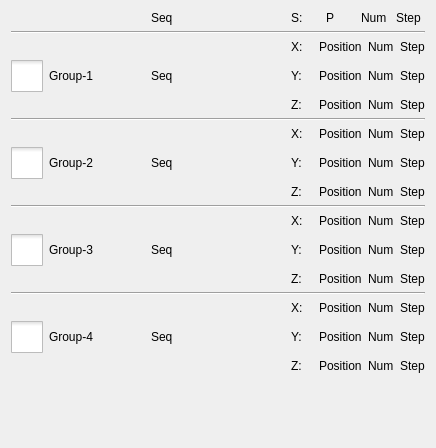
The window that hcinstruction/icstackeditor.ui (GaussCheng/2-5AxisPunch) describes before a commit, drawn with Qt 5.
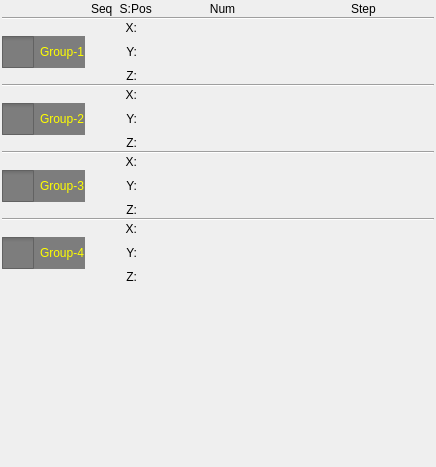
The same window after the commit. Icons and pictures are not drawn.

The edit to the form file:
```diff
--- a/hcinstruction/icstackeditor.ui
+++ b/hcinstruction/icstackeditor.ui
@@ -7,13 +7,28 @@
     <x>0</x>
     <y>0</y>
     <width>436</width>
-    <height>448</height>
+    <height>467</height>
    </rect>
   </property>
   <property name="windowTitle">
    <string>Form</string>
   </property>
+  <property name="styleSheet">
+   <string notr="true">QCheckBox{
+color:yellow;
+	background-color: rgb(125, 125, 125);
+}</string>
+  </property>
   <layout class="QGridLayout" name="gridLayout">
+   <property name="horizontalSpacing">
+    <number>6</number>
+   </property>
+   <property name="verticalSpacing">
+    <number>1</number>
+   </property>
+   <property name="margin">
+    <number>2</number>
+   </property>
    <item row="0" column="1">
     <widget class="QLabel" name="label_14">
      <property name="text">
@@ -25,30 +40,66 @@
     <layout class="QHBoxLayout" name="horizontalLayout_13">
      <item>
       <widget class="QLabel" name="label_13">
+       <property name="maximumSize">
+        <size>
+         <width>24</width>
+         <height>16777215</height>
+        </size>
+       </property>
        <property name="text">
         <string>S:</string>
        </property>
+       <property name="alignment">
+        <set>Qt::AlignRight|Qt::AlignTrailing|Qt::AlignVCenter</set>
+       </property>
       </widget>
      </item>
      <item>
       <widget class="QLabel" name="label_17">
+       <property name="maximumSize">
+        <size>
+         <width>32</width>
+         <height>16777215</height>
+        </size>
+       </property>
        <property name="text">
-        <string>P</string>
+        <string>Pos</string>
+       </property>
+       <property name="alignment">
+        <set>Qt::AlignCenter</set>
        </property>
       </widget>
      </item>
      <item>
       <widget class="QLabel" name="label_16">
+       <property name="sizePolicy">
+        <sizepolicy hsizetype="Expanding" vsizetype="Preferred">
+         <horstretch>0</horstretch>
+         <verstretch>0</verstretch>
+        </sizepolicy>
+       </property>
        <property name="text">
         <string>Num</string>
        </property>
+       <property name="alignment">
+        <set>Qt::AlignCenter</set>
+       </property>
       </widget>
      </item>
      <item>
       <widget class="QLabel" name="label_15">
+       <property name="sizePolicy">
+        <sizepolicy hsizetype="Expanding" vsizetype="Preferred">
+         <horstretch>0</horstretch>
+         <verstretch>0</verstretch>
+        </sizepolicy>
+       </property>
        <property name="text">
         <string>Step</string>
        </property>
+       <property name="alignment">
+        <set>Qt::AlignCenter</set>
+       </property>
       </widget>
      </item>
     </layout>
@@ -57,29 +108,44 @@
     <layout class="QHBoxLayout" name="horizontalLayout">
      <item>
       <widget class="QLabel" name="label">
+       <property name="maximumSize">
+        <size>
+         <width>18</width>
+         <height>16777215</height>
+        </size>
+       </property>
        <property name="text">
         <string>X:</string>
        </property>
+       <property name="alignment">
+        <set>Qt::AlignRight|Qt::AlignTrailing|Qt::AlignVCenter</set>
+       </property>
       </widget>
      </item>
      <item>
       <widget class="QLabel" name="g1XPosition">
-       <property name="text">
-        <string>Position</string>
+       <property name="maximumSize">
+        <size>
+         <width>32</width>
+         <height>16777215</height>
+        </size>
+       </property>
+       <property name="alignment">
+        <set>Qt::AlignCenter</set>
        </property>
       </widget>
      </item>
      <item>
       <widget class="QLabel" name="g1XNum">
-       <property name="text">
-        <string>Num</string>
+       <property name="alignment">
+        <set>Qt::AlignCenter</set>
        </property>
       </widget>
      </item>
      <item>
       <widget class="QLabel" name="g1XStep">
-       <property name="text">
-        <string>Step</string>
+       <property name="alignment">
+        <set>Qt::AlignCenter</set>
        </property>
       </widget>
      </item>
@@ -130,39 +196,50 @@
     </widget>
    </item>
    <item row="3" column="1">
-    <widget class="QLabel" name="g1Seq">
-     <property name="text">
-      <string>Seq</string>
-     </property>
-    </widget>
+    <widget class="QLabel" name="g1Seq"/>
    </item>
    <item row="3" column="2">
     <layout class="QHBoxLayout" name="horizontalLayout_2">
      <item>
       <widget class="QLabel" name="label_2">
+       <property name="maximumSize">
+        <size>
+         <width>18</width>
+         <height>16777215</height>
+        </size>
+       </property>
        <property name="text">
         <string>Y:</string>
        </property>
+       <property name="alignment">
+        <set>Qt::AlignRight|Qt::AlignTrailing|Qt::AlignVCenter</set>
+       </property>
       </widget>
      </item>
      <item>
       <widget class="QLabel" name="g1YPosition">
-       <property name="text">
-        <string>Position</string>
+       <property name="maximumSize">
+        <size>
+         <width>32</width>
+         <height>16777215</height>
+        </size>
+       </property>
+       <property name="alignment">
+        <set>Qt::AlignCenter</set>
        </property>
       </widget>
      </item>
      <item>
       <widget class="QLabel" name="g1YNum">
-       <property name="text">
-        <string>Num</string>
+       <property name="alignment">
+        <set>Qt::AlignCenter</set>
        </property>
       </widget>
      </item>
      <item>
       <widget class="QLabel" name="g1YStep">
-       <property name="text">
-        <string>Step</string>
+       <property name="alignment">
+        <set>Qt::AlignCenter</set>
        </property>
       </widget>
      </item>
@@ -172,29 +249,44 @@
     <layout class="QHBoxLayout" name="horizontalLayout_3">
      <item>
       <widget class="QLabel" name="label_3">
+       <property name="maximumSize">
+        <size>
+         <width>18</width>
+         <height>16777215</height>
+        </size>
+       </property>
        <property name="text">
         <string>Z:</string>
        </property>
+       <property name="alignment">
+        <set>Qt::AlignRight|Qt::AlignTrailing|Qt::AlignVCenter</set>
+       </property>
       </widget>
      </item>
      <item>
       <widget class="QLabel" name="g1ZPosition">
-       <property name="text">
-        <string>Position</string>
+       <property name="maximumSize">
+        <size>
+         <width>32</width>
+         <height>16777215</height>
+        </size>
+       </property>
+       <property name="alignment">
+        <set>Qt::AlignCenter</set>
        </property>
       </widget>
      </item>
      <item>
       <widget class="QLabel" name="g1ZNum">
-       <property name="text">
-        <string>Num</string>
+       <property name="alignment">
+        <set>Qt::AlignCenter</set>
        </property>
       </widget>
      </item>
      <item>
       <widget class="QLabel" name="g1ZStep">
-       <property name="text">
-        <string>Step</string>
+       <property name="alignment">
+        <set>Qt::AlignCenter</set>
        </property>
       </widget>
      </item>
@@ -204,29 +296,44 @@
     <layout class="QHBoxLayout" name="horizontalLayout_4">
      <item>
       <widget class="QLabel" name="label_4">
+       <property name="maximumSize">
+        <size>
+         <width>18</width>
+         <height>16777215</height>
+        </size>
+       </property>
        <property name="text">
         <string>X:</string>
        </property>
+       <property name="alignment">
+        <set>Qt::AlignRight|Qt::AlignTrailing|Qt::AlignVCenter</set>
+       </property>
       </widget>
      </item>
      <item>
       <widget class="QLabel" name="g2XPosition">
-       <property name="text">
-        <string>Position</string>
+       <property name="maximumSize">
+        <size>
+         <width>32</width>
+         <height>16777215</height>
+        </size>
+       </property>
+       <property name="alignment">
+        <set>Qt::AlignCenter</set>
        </property>
       </widget>
      </item>
      <item>
       <widget class="QLabel" name="g2XNum">
-       <property name="text">
-        <string>Num</string>
+       <property name="alignment">
+        <set>Qt::AlignCenter</set>
        </property>
       </widget>
      </item>
      <item>
       <widget class="QLabel" name="g2XStep">
-       <property name="text">
-        <string>Step</string>
+       <property name="alignment">
+        <set>Qt::AlignCenter</set>
        </property>
       </widget>
      </item>
@@ -277,39 +384,50 @@
     </widget>
    </item>
    <item row="8" column="1">
-    <widget class="QLabel" name="g2Seq">
-     <property name="text">
-      <string>Seq</string>
-     </property>
-    </widget>
+    <widget class="QLabel" name="g2Seq"/>
    </item>
    <item row="8" column="2">
     <layout class="QHBoxLayout" name="horizontalLayout_5">
      <item>
       <widget class="QLabel" name="label_5">
+       <property name="maximumSize">
+        <size>
+         <width>18</width>
+         <height>16777215</height>
+        </size>
+       </property>
        <property name="text">
         <string>Y:</string>
        </property>
+       <property name="alignment">
+        <set>Qt::AlignRight|Qt::AlignTrailing|Qt::AlignVCenter</set>
+       </property>
       </widget>
      </item>
      <item>
       <widget class="QLabel" name="g2YPosition">
-       <property name="text">
-        <string>Position</string>
+       <property name="maximumSize">
+        <size>
+         <width>32</width>
+         <height>16777215</height>
+        </size>
+       </property>
+       <property name="alignment">
+        <set>Qt::AlignCenter</set>
        </property>
       </widget>
      </item>
      <item>
       <widget class="QLabel" name="g2YNum">
-       <property name="text">
-        <string>Num</string>
+       <property name="alignment">
+        <set>Qt::AlignCenter</set>
        </property>
       </widget>
      </item>
      <item>
       <widget class="QLabel" name="g2YStep">
-       <property name="text">
-        <string>Step</string>
+       <property name="alignment">
+        <set>Qt::AlignCenter</set>
        </property>
       </widget>
      </item>
@@ -319,29 +437,44 @@
     <layout class="QHBoxLayout" name="horizontalLayout_6">
      <item>
       <widget class="QLabel" name="label_6">
+       <property name="maximumSize">
+        <size>
+         <width>18</width>
+         <height>16777215</height>
+        </size>
+       </property>
        <property name="text">
         <string>Z:</string>
        </property>
+       <property name="alignment">
+        <set>Qt::AlignRight|Qt::AlignTrailing|Qt::AlignVCenter</set>
+       </property>
       </widget>
      </item>
      <item>
       <widget class="QLabel" name="g2ZPosition">
-       <property name="text">
-        <string>Position</string>
+       <property name="maximumSize">
+        <size>
+         <width>32</width>
+         <height>16777215</height>
+        </size>
+       </property>
+       <property name="alignment">
+        <set>Qt::AlignCenter</set>
        </property>
       </widget>
      </item>
      <item>
       <widget class="QLabel" name="g2ZNum">
-       <property name="text">
-        <string>Num</string>
+       <property name="alignment">
+        <set>Qt::AlignCenter</set>
        </property>
       </widget>
      </item>
      <item>
       <widget class="QLabel" name="g2ZStep">
-       <property name="text">
-        <string>Step</string>
+       <property name="alignment">
+        <set>Qt::AlignCenter</set>
        </property>
       </widget>
      </item>
@@ -351,29 +484,44 @@
     <layout class="QHBoxLayout" name="horizontalLayout_7">
      <item>
       <widget class="QLabel" name="label_7">
+       <property name="maximumSize">
+        <size>
+         <width>18</width>
+         <height>16777215</height>
+        </size>
+       </property>
        <property name="text">
         <string>X:</string>
        </property>
+       <property name="alignment">
+        <set>Qt::AlignRight|Qt::AlignTrailing|Qt::AlignVCenter</set>
+       </property>
       </widget>
      </item>
      <item>
       <widget class="QLabel" name="g3XPosition">
-       <property name="text">
-        <string>Position</string>
+       <property name="maximumSize">
+        <size>
+         <width>32</width>
+         <height>16777215</height>
+        </size>
+       </property>
+       <property name="alignment">
+        <set>Qt::AlignCenter</set>
        </property>
       </widget>
      </item>
      <item>
       <widget class="QLabel" name="g3XNum">
-       <property name="text">
-        <string>Num</string>
+       <property name="alignment">
+        <set>Qt::AlignCenter</set>
        </property>
       </widget>
      </item>
      <item>
       <widget class="QLabel" name="g3XStep">
-       <property name="text">
-        <string>Step</string>
+       <property name="alignment">
+        <set>Qt::AlignCenter</set>
        </property>
       </widget>
      </item>
@@ -424,39 +572,50 @@
     </widget>
    </item>
    <item row="13" column="1">
-    <widget class="QLabel" name="g3Seq">
-     <property name="text">
-      <string>Seq</string>
-     </property>
-    </widget>
+    <widget class="QLabel" name="g3Seq"/>
    </item>
    <item row="13" column="2">
     <layout class="QHBoxLayout" name="horizontalLayout_8">
      <item>
       <widget class="QLabel" name="label_8">
+       <property name="maximumSize">
+        <size>
+         <width>18</width>
+         <height>16777215</height>
+        </size>
+       </property>
        <property name="text">
         <string>Y:</string>
        </property>
+       <property name="alignment">
+        <set>Qt::AlignRight|Qt::AlignTrailing|Qt::AlignVCenter</set>
+       </property>
       </widget>
      </item>
      <item>
       <widget class="QLabel" name="g3YPosition">
-       <property name="text">
-        <string>Position</string>
+       <property name="maximumSize">
+        <size>
+         <width>32</width>
+         <height>16777215</height>
+        </size>
+       </property>
+       <property name="alignment">
+        <set>Qt::AlignCenter</set>
        </property>
       </widget>
      </item>
      <item>
       <widget class="QLabel" name="g3YNum">
-       <property name="text">
-        <string>Num</string>
+       <property name="alignment">
+        <set>Qt::AlignCenter</set>
        </property>
       </widget>
      </item>
      <item>
       <widget class="QLabel" name="g3YStep">
-       <property name="text">
-        <string>Step</string>
+       <property name="alignment">
+        <set>Qt::AlignCenter</set>
        </property>
       </widget>
      </item>
@@ -466,29 +625,44 @@
     <layout class="QHBoxLayout" name="horizontalLayout_9">
      <item>
       <widget class="QLabel" name="label_9">
+       <property name="maximumSize">
+        <size>
+         <width>18</width>
+         <height>16777215</height>
+        </size>
+       </property>
        <property name="text">
         <string>Z:</string>
        </property>
+       <property name="alignment">
+        <set>Qt::AlignRight|Qt::AlignTrailing|Qt::AlignVCenter</set>
+       </property>
       </widget>
      </item>
      <item>
       <widget class="QLabel" name="g3ZPosition">
-       <property name="text">
-        <string>Position</string>
+       <property name="maximumSize">
+        <size>
+         <width>32</width>
+         <height>16777215</height>
+        </size>
+       </property>
+       <property name="alignment">
+        <set>Qt::AlignCenter</set>
        </property>
       </widget>
      </item>
      <item>
       <widget class="QLabel" name="g3ZNum">
-       <property name="text">
-        <string>Num</string>
+       <property name="alignment">
+        <set>Qt::AlignCenter</set>
        </property>
       </widget>
      </item>
      <item>
       <widget class="QLabel" name="g3ZStep">
-       <property name="text">
-        <string>Step</string>
+       <property name="alignment">
+        <set>Qt::AlignCenter</set>
        </property>
       </widget>
      </item>
@@ -498,29 +672,44 @@
     <layout class="QHBoxLayout" name="horizontalLayout_10">
      <item>
       <widget class="QLabel" name="label_10">
+       <property name="maximumSize">
+        <size>
+         <width>18</width>
+         <height>16777215</height>
+        </size>
+       </property>
        <property name="text">
         <string>X:</string>
        </property>
+       <property name="alignment">
+        <set>Qt::AlignRight|Qt::AlignTrailing|Qt::AlignVCenter</set>
+       </property>
       </widget>
      </item>
      <item>
       <widget class="QLabel" name="g4XPosition">
-       <property name="text">
-        <string>Position</string>
+       <property name="maximumSize">
+        <size>
+         <width>32</width>
+         <height>16777215</height>
+        </size>
+       </property>
+       <property name="alignment">
+        <set>Qt::AlignCenter</set>
        </property>
       </widget>
      </item>
      <item>
       <widget class="QLabel" name="g4XNum">
-       <property name="text">
-        <string>Num</string>
+       <property name="alignment">
+        <set>Qt::AlignCenter</set>
        </property>
       </widget>
      </item>
      <item>
       <widget class="QLabel" name="g4XStep">
-       <property name="text">
-        <string>Step</string>
+       <property name="alignment">
+        <set>Qt::AlignCenter</set>
        </property>
       </widget>
      </item>
@@ -530,29 +719,44 @@
     <layout class="QHBoxLayout" name="horizontalLayout_11">
      <item>
       <widget class="QLabel" name="label_11">
+       <property name="maximumSize">
+        <size>
+         <width>18</width>
+         <height>16777215</height>
+        </size>
+       </property>
        <property name="text">
         <string>Y:</string>
        </property>
+       <property name="alignment">
+        <set>Qt::AlignRight|Qt::AlignTrailing|Qt::AlignVCenter</set>
+       </property>
       </widget>
      </item>
      <item>
       <widget class="QLabel" name="g4YPosition">
-       <property name="text">
-        <string>Position</string>
+       <property name="maximumSize">
+        <size>
+         <width>32</width>
+         <height>16777215</height>
+        </size>
+       </property>
+       <property name="alignment">
+        <set>Qt::AlignCenter</set>
        </property>
       </widget>
      </item>
      <item>
       <widget class="QLabel" name="g4YNum">
-       <property name="text">
-        <string>Num</string>
+       <property name="alignment">
+        <set>Qt::AlignCenter</set>
        </property>
       </widget>
      </item>
      <item>
       <widget class="QLabel" name="g4YStep">
-       <property name="text">
-        <string>Step</string>
+       <property name="alignment">
+        <set>Qt::AlignCenter</set>
        </property>
       </widget>
      </item>
@@ -562,40 +766,51 @@
     <layout class="QHBoxLayout" name="horizontalLayout_12">
      <item>
       <widget class="QLabel" name="label_12">
+       <property name="maximumSize">
+        <size>
+         <width>18</width>
+         <height>16777215</height>
+        </size>
+       </property>
        <property name="text">
         <string>Z:</string>
        </property>
+       <property name="alignment">
+        <set>Qt::AlignRight|Qt::AlignTrailing|Qt::AlignVCenter</set>
+       </property>
       </widget>
      </item>
      <item>
       <widget class="QLabel" name="g4ZPosition">
-       <property name="text">
-        <string>Position</string>
+       <property name="maximumSize">
+        <size>
+         <width>32</width>
+         <height>16777215</height>
+        </size>
+       </property>
+       <property name="alignment">
+        <set>Qt::AlignCenter</set>
        </property>
       </widget>
      </item>
      <item>
       <widget class="QLabel" name="g4ZNum">
-       <property name="text">
-        <string>Num</string>
+       <property name="alignment">
+        <set>Qt::AlignCenter</set>
        </property>
       </widget>
      </item>
      <item>
       <widget class="QLabel" name="g4ZStep">
-       <property name="text">
-        <string>Step</string>
+       <property name="alignment">
+        <set>Qt::AlignCenter</set>
        </property>
       </widget>
      </item>
     </layout>
    </item>
    <item row="19" column="1">
-    <widget class="QLabel" name="g4Seq">
-     <property name="text">
-      <string>Seq</string>
-     </property>
-    </widget>
+    <widget class="QLabel" name="g4Seq"/>
    </item>
    <item row="19" column="0">
     <widget class="QCheckBox" name="g4Check">
```
Left out of the diff: 27 changed lines with no effect on the pictures.
